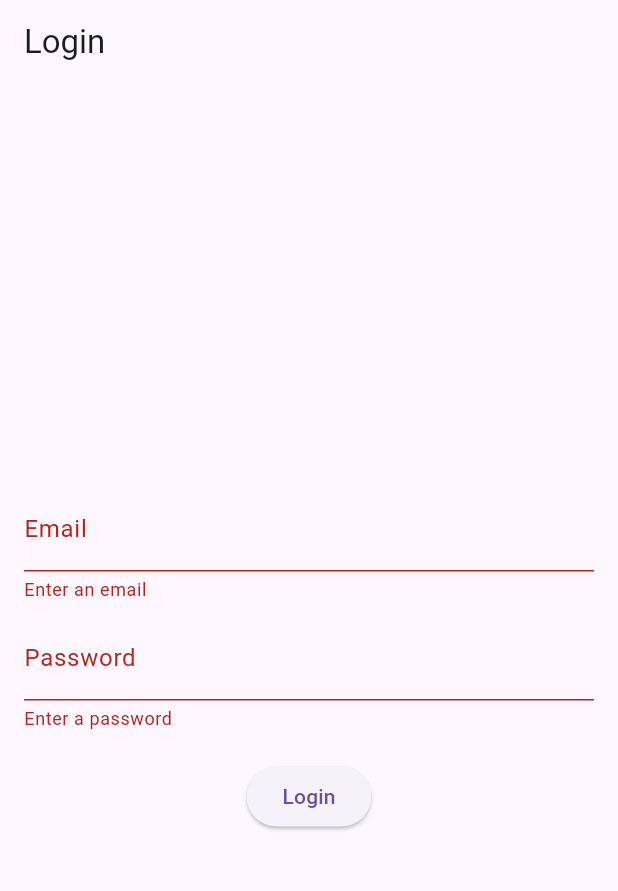
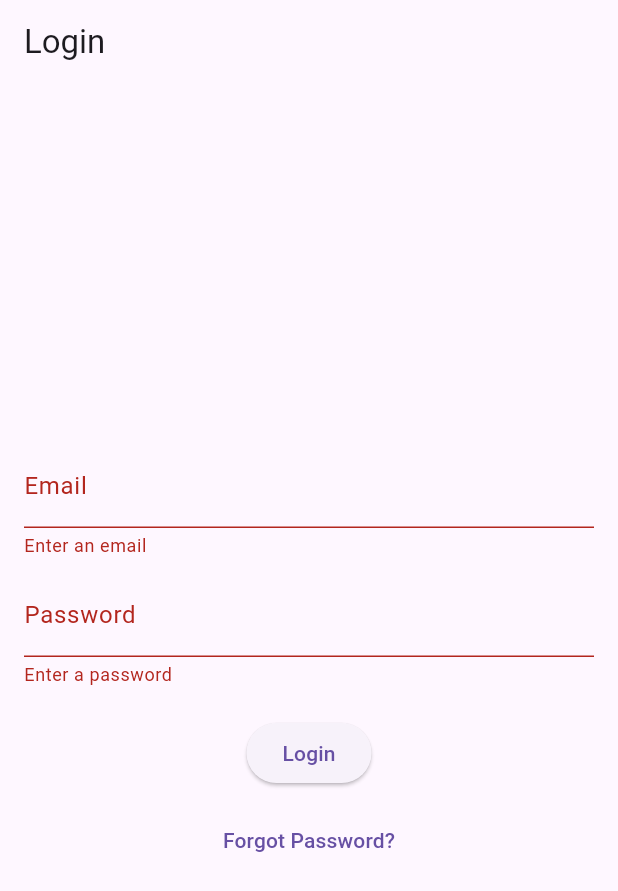
Before and after one commit to muhammedr7025/campus360_project, a Flutter app: the screen it shows after launch, after a tap on "Login", on a phone screen of 412 x 824 dp. Shown: the top 891 px of the screen. Run offline on Flutter 3.47's test engine with Material 3 defaults, Android fonts, the light colour scheme and no system bars; our stand-ins replace firebase_auth, firebase_core, firebase_database, firebase_storage, image_picker; accounts and stored records are empty.

Commit message:
forgot password

```diff
--- a/lib/screens/dashboard/dashboard_page.dart
+++ b/lib/screens/dashboard/dashboard_page.dart
@@ -4,7 +4,6 @@
 import 'package:firebase_database/firebase_database.dart';
 
 // Import the dashboards for different roles.
-import '../../services/auth_service.dart';
 import 'admin_dashboard.dart';
 import 'security_dashboard.dart';
 import 'hod_dashboard.dart';
--- a/lib/screens/login/login_page.dart
+++ b/lib/screens/login/login_page.dart
@@ -1,7 +1,5 @@
-// lib/screens/login/login_page.dart
 import 'package:flutter/material.dart';
-
-import '../../services/auth_service.dart' show AuthService;
+import 'package:firebase_auth/firebase_auth.dart';
 
 class LoginPage extends StatefulWidget {
   const LoginPage({Key? key}) : super(key: key);
@@ -11,18 +9,22 @@
 }
 
 class _LoginPageState extends State<LoginPage> {
-  final AuthService _authService = AuthService();
+  final FirebaseAuth _auth = FirebaseAuth.instance;
   final _formKey = GlobalKey<FormState>();
 
   String email = '';
   String password = '';
   String errorMessage = '';
 
+  // Login method.
   Future<void> _login() async {
     if (_formKey.currentState!.validate()) {
       try {
-        await _authService.signIn(email, password);
-        // Navigate to the dashboard on successful login
+        await _auth.signInWithEmailAndPassword(
+          email: email,
+          password: password,
+        );
+        // After login, navigate to the dashboard.
         Navigator.pushReplacementNamed(context, '/dashboard');
       } catch (e) {
         setState(() {
@@ -32,10 +34,31 @@
     }
   }
 
+  // Forgot password method.
+  Future<void> _forgotPassword() async {
+    if (email.isEmpty) {
+      // Ask the user to enter their email first.
+      ScaffoldMessenger.of(context).showSnackBar(
+        const SnackBar(content: Text("Please enter your email address first.")),
+      );
+      return;
+    }
+    try {
+      await _auth.sendPasswordResetEmail(email: email);
+      ScaffoldMessenger.of(context).showSnackBar(
+        const SnackBar(content: Text("Password reset email sent.")),
+      );
+    } catch (e) {
+      ScaffoldMessenger.of(context).showSnackBar(
+        SnackBar(content: Text("Error: $e")),
+      );
+    }
+  }
+
   @override
   Widget build(BuildContext context) {
     return Scaffold(
-      appBar: AppBar(title: Text("Login")),
+      appBar: AppBar(title: const Text("Login")),
       body: Padding(
         padding: const EdgeInsets.all(16.0),
         child: Form(
@@ -44,29 +67,38 @@
             mainAxisAlignment: MainAxisAlignment.center,
             children: [
               TextFormField(
-                decoration: InputDecoration(labelText: 'Email'),
+                decoration: const InputDecoration(labelText: 'Email'),
+                onChanged: (value) => setState(() => email = value.trim()),
                 validator: (value) =>
-                    value == null || value.isEmpty ? 'Enter an email' : null,
-                onChanged: (value) => setState(() => email = value),
+                    (value == null || value.isEmpty) ? 'Enter an email' : null,
               ),
-              SizedBox(height: 10),
+              const SizedBox(height: 10),
               TextFormField(
-                decoration: InputDecoration(labelText: 'Password'),
+                decoration: const InputDecoration(labelText: 'Password'),
                 obscureText: true,
-                validator: (value) =>
-                    value == null || value.isEmpty ? 'Enter a password' : null,
                 onChanged: (value) => setState(() => password = value),
+                validator: (value) => (value == null || value.isEmpty)
+                    ? 'Enter a password'
+                    : null,
               ),
-              SizedBox(height: 20),
+              const SizedBox(height: 20),
               ElevatedButton(
                 onPressed: _login,
-                child: Text("Login"),
+                child: const Text("Login"),
+              ),
+              const SizedBox(height: 10),
+              // Forgot Password button.
+              TextButton(
+                onPressed: _forgotPassword,
+                child: const Text("Forgot Password?"),
               ),
               if (errorMessage.isNotEmpty)
                 Padding(
                   padding: const EdgeInsets.only(top: 8.0),
-                  child:
-                      Text(errorMessage, style: TextStyle(color: Colors.red)),
+                  child: Text(
+                    errorMessage,
+                    style: const TextStyle(color: Colors.red),
+                  ),
                 ),
             ],
           ),
```
Also changed, not shown: 125 other files.
